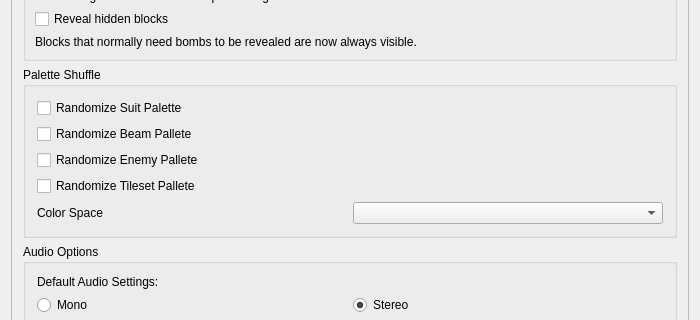
Qt form randovania/games/fusion/gui/ui_files/fusion_cosmetic_patches_dialog.ui (randovania/randovania) before a commit; both pictures show x 0 to 700 and y 89 to 409 of the 700 by 585 pixel window.
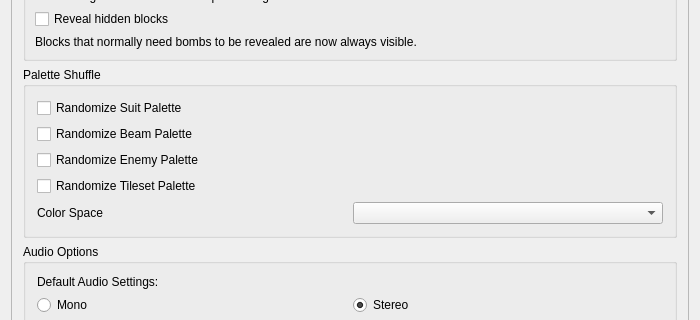
The same form after that commit.

Commit message:
More Fusion cosmetic dialog typo fixes
pallete -> palette

Diff of the .ui file:
```diff
--- a/randovania/games/fusion/gui/ui_files/fusion_cosmetic_patches_dialog.ui
+++ b/randovania/games/fusion/gui/ui_files/fusion_cosmetic_patches_dialog.ui
@@ -130,7 +130,7 @@
             <item>
              <widget class="QCheckBox" name="beam_palette_check">
               <property name="text">
-               <string>Randomize Beam Pallete</string>
+               <string>Randomize Beam Palette</string>
               </property>
              </widget>
             </item>
@@ -144,7 +144,7 @@
             <item>
              <widget class="QCheckBox" name="enemy_palette_check">
               <property name="text">
-               <string>Randomize Enemy Pallete</string>
+               <string>Randomize Enemy Palette</string>
               </property>
              </widget>
             </item>
@@ -158,7 +158,7 @@
             <item>
              <widget class="QCheckBox" name="tileset_palette_check">
               <property name="text">
-               <string>Randomize Tileset Pallete</string>
+               <string>Randomize Tileset Palette</string>
               </property>
              </widget>
             </item>
```
